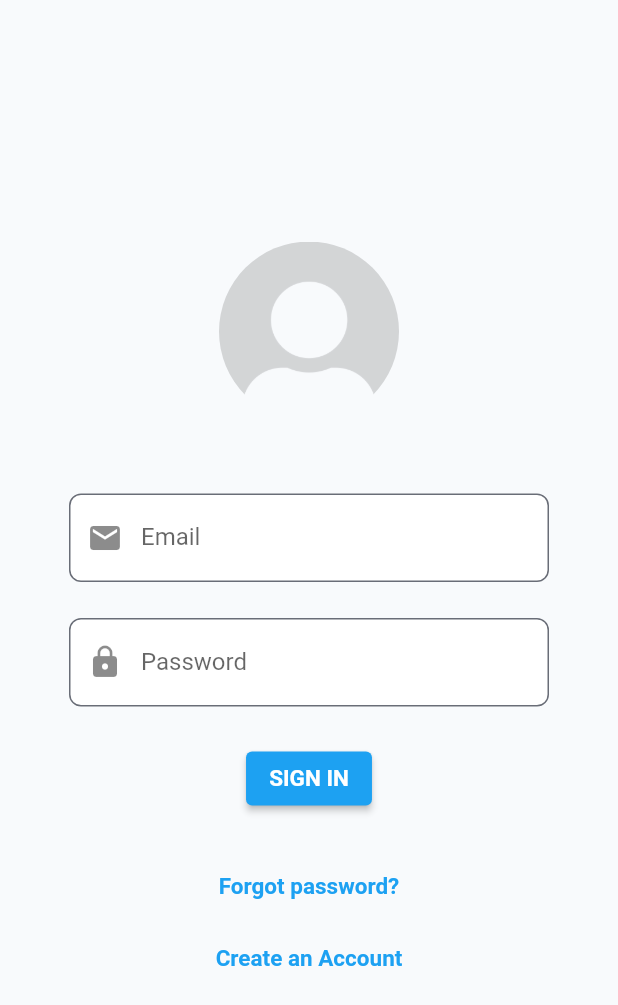
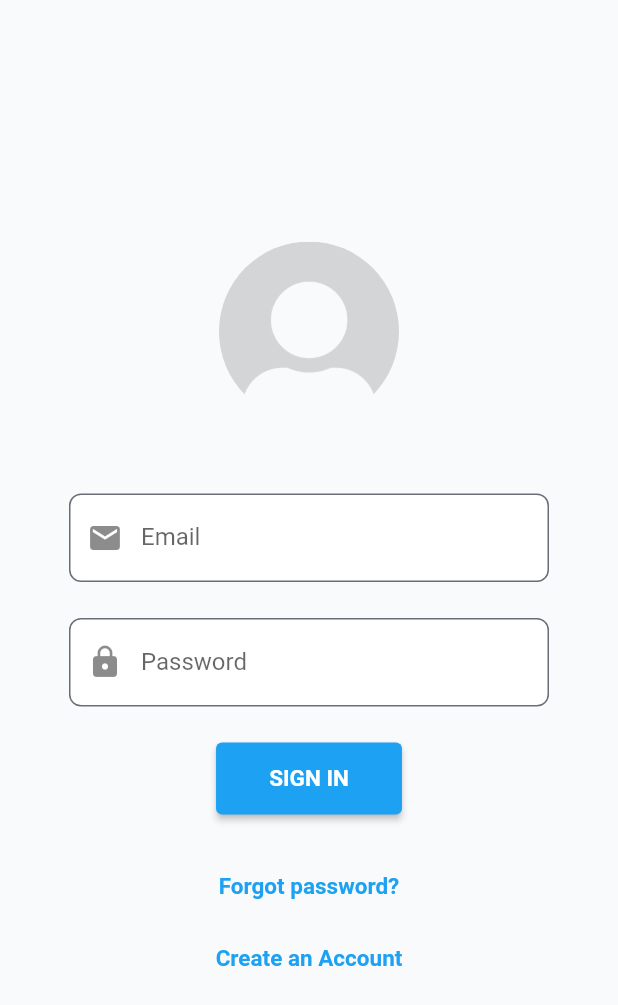
Before and after one commit to t1gu1/flutter-starter, a Flutter app: the screen it shows after launch, on a phone screen of 412 x 824 dp. Shown: the top 1005 px of the screen. Run offline on Flutter 3.47's test engine with Material 2 defaults, Android fonts, the phone set to English and light mode, and no system bars; our stand-ins replace cloud_firestore, firebase_auth, firebase_core, get, get_storage; accounts and stored records are empty; Roboto replaces fonts that are missing (ProductSans).

Commit message:
Add bigger padding to buttons

```diff
--- a/lib/components/primary_button.dart
+++ b/lib/components/primary_button.dart
@@ -1,4 +1,5 @@
 import 'package:flutter/material.dart';
+import 'package:flutter_starter/constants/index.dart';
 
 /*
 PrimaryButton(
@@ -17,10 +18,14 @@ class PrimaryButton extends StatelessWidget {
   Widget build(BuildContext context) {
     return ElevatedButton(
       onPressed: onPressed,
-      child: Text(
-        labelText.toUpperCase(),
-        style: TextStyle(fontWeight: FontWeight.bold),
-      ),
+      child: Padding(
+          padding: EdgeInsets.symmetric(
+              vertical: AppThemes.buttonVerticalPadding,
+              horizontal: AppThemes.buttonHorizontalPadding),
+          child: Text(
+            labelText.toUpperCase(),
+            style: TextStyle(fontWeight: FontWeight.bold),
+          )),
     );
   }
 }
--- a/lib/constants/app_themes.dart
+++ b/lib/constants/app_themes.dart
@@ -3,9 +3,14 @@ import 'package:flutter/material.dart';
 class AppThemes {
   AppThemes._();
 
+  static const double buttonHorizontalPadding = 20;
+  static const double buttonVerticalPadding = 15;
+
   static const double sectionPadding = 25;
   static const double sectionWidth = 1024;
+
   static const double verticalSpace = 24;
+
   static const double inputWidth = 320;
 
   static const Color dodgerBlue = Color.fromRGBO(29, 161, 242, 1);
```
